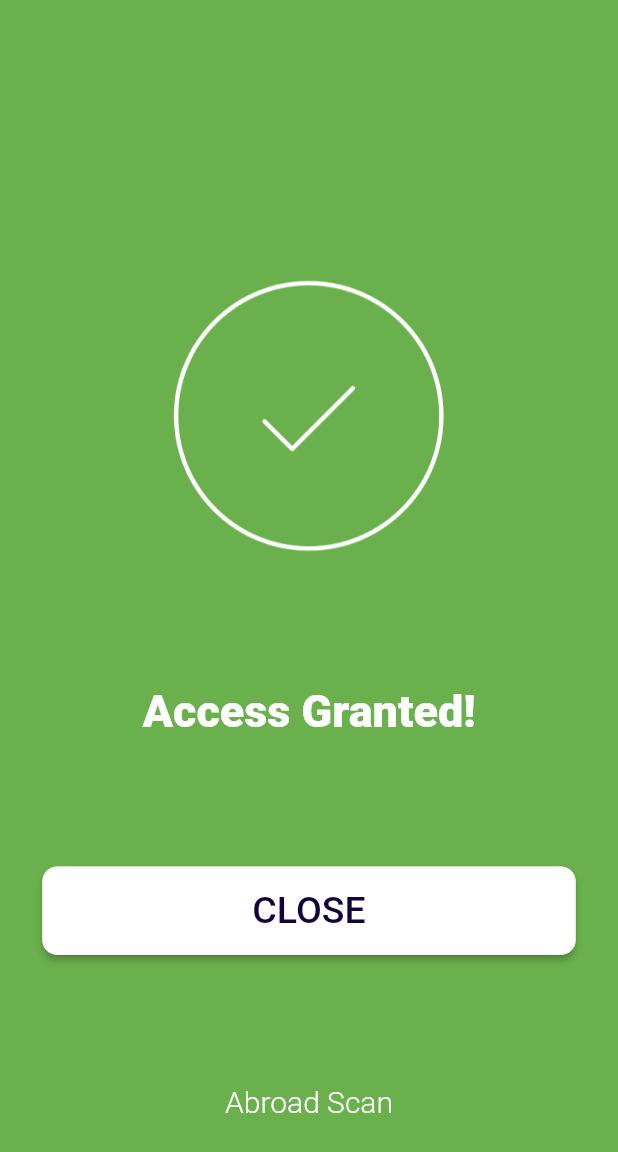
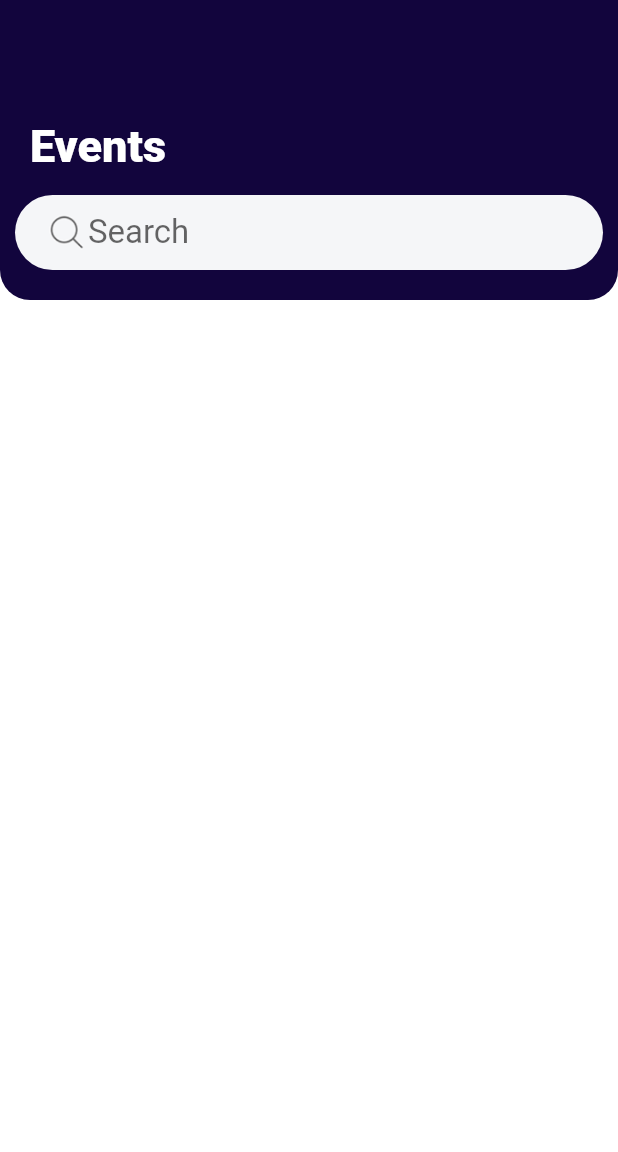
Before and after one commit to ucmonks/Events_access, a Flutter app: the Access screen opened directly, after a tap on "CLOSE", on a phone screen of 412 x 824 dp. Shown: the top 1152 px of the screen. Run offline on Flutter 3.47's test engine with Material 2 defaults, Android fonts, the phone set to English and light mode, and no system bars.

Commit message:
screen6 App bar

```diff
--- a/lib/Screen4.dart
+++ b/lib/Screen4.dart
@@ -1,6 +1,5 @@
 import 'package:event_access/screen5.dart';
 import 'package:flutter/material.dart';
-import 'screen2.dart';
 
 class WineDinner extends StatelessWidget {
   @override
--- a/lib/screen5.dart
+++ b/lib/screen5.dart
@@ -1,3 +1,5 @@
+import 'screen6.dart';
+
 import 'package:flutter/material.dart';
 
 class Access extends StatelessWidget {
@@ -53,7 +55,7 @@ Padding button(BuildContext context) {
         print("CLOSE");
         Navigator.push(
           context,
-          MaterialPageRoute(builder: (context) => Access()),
+          MaterialPageRoute(builder: (context) => Events()),
         );
       },
     ),
--- /dev/null
+++ b/lib/screen6.dart
@@ -0,0 +1,80 @@
+import 'package:flutter/material.dart';
+import 'package:flutter/rendering.dart';
+
+class Events extends StatelessWidget {
+  @override
+  Widget build(BuildContext context) {
+    return Scaffold(
+      body: Container(
+        height: double.infinity,
+        decoration: BoxDecoration(color: Colors.white),
+        child: Column(
+          children: [
+            Container(
+              width: double.infinity,
+              height: 200,
+              decoration: BoxDecoration(
+                  color: AppbarCol,
+                  borderRadius: BorderRadius.only(
+                      bottomLeft: Radius.circular(20),
+                      bottomRight: Radius.circular(20))),
+              child: Column(
+                crossAxisAlignment: CrossAxisAlignment.start,
+                children: [
+                  Padding(
+                    padding: const EdgeInsets.only(top: 80, left: 20),
+                    child: Text(
+                      "Events",
+                      style: TextStyle(
+                          fontSize: 30,
+                          fontWeight: FontWeight.w900,
+                          color: Colors.white),
+                    ),
+                  ),
+                  SizedBox(
+                    height: 15,
+                  ),
+                  Padding(
+                    padding: const EdgeInsets.only(left: 10, right: 10),
+                    child: Container(
+                      decoration: BoxDecoration(
+                          color: BackgrndCol,
+                          borderRadius: BorderRadius.all(Radius.circular(30))),
+                      child: Row(
+                        mainAxisAlignment: MainAxisAlignment.start,
+                        crossAxisAlignment: CrossAxisAlignment.center,
+                        children: [
+                          SizedBox(
+                            height: 25,
+                            width: 18,
+                          ),
+                          SizedBox(
+                              height: 30,
+                              child: Image.asset("assets/images/search.png")),
+                          Container(
+                            alignment: Alignment.center,
+                            height: 50,
+                            width: 200,
+                            child: TextField(
+                              decoration: InputDecoration(
+                                  border: InputBorder.none,
+                                  hintText: 'Search',
+                                  hintStyle: TextStyle(fontSize: 22)),
+                            ),
+                          )
+                        ],
+                      ),
+                    ),
+                  )
+                ],
+              ),
+            ),
+          ],
+        ),
+      ),
+    );
+  }
+}
+
+const AppbarCol = Color(0xFF12053d);
+const BackgrndCol = Color(0xFFf5f6f8);
```
Also changed, not shown: 1 other file.
